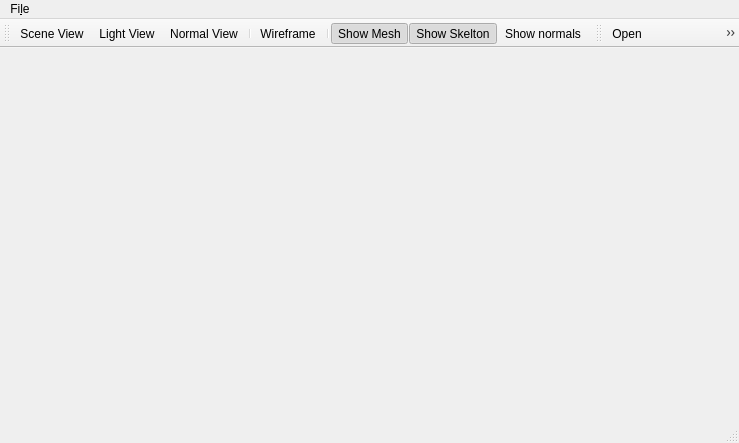
This is tools/MIEP/mainwindow.ui in ikskuh/acknext as Qt 5 draws it before an edit. The edited form follows.
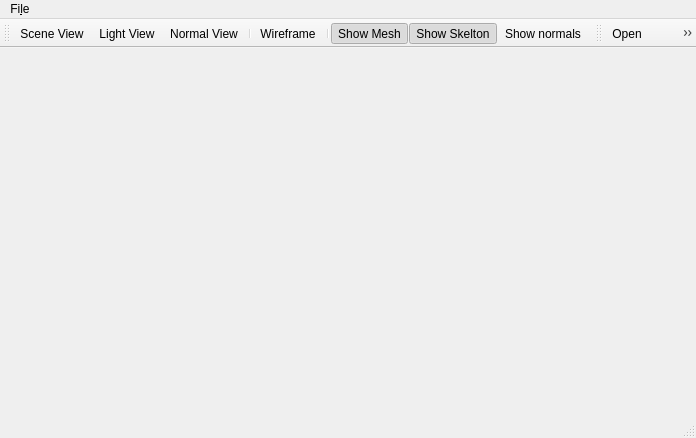
This is the edited form. Icons and pictures are not drawn. Custom widgets are drawn as their Qt base class.

The edit to the form file:
```diff
--- a/tools/MIEP/mainwindow.ui
+++ b/tools/MIEP/mainwindow.ui
@@ -6,8 +6,8 @@
    <rect>
     <x>0</x>
     <y>0</y>
-    <width>739</width>
-    <height>443</height>
+    <width>696</width>
+    <height>438</height>
    </rect>
   </property>
   <property name="windowTitle">
@@ -40,7 +40,7 @@
     <rect>
      <x>0</x>
      <y>0</y>
-     <width>739</width>
+     <width>696</width>
      <height>20</height>
     </rect>
    </property>
```
